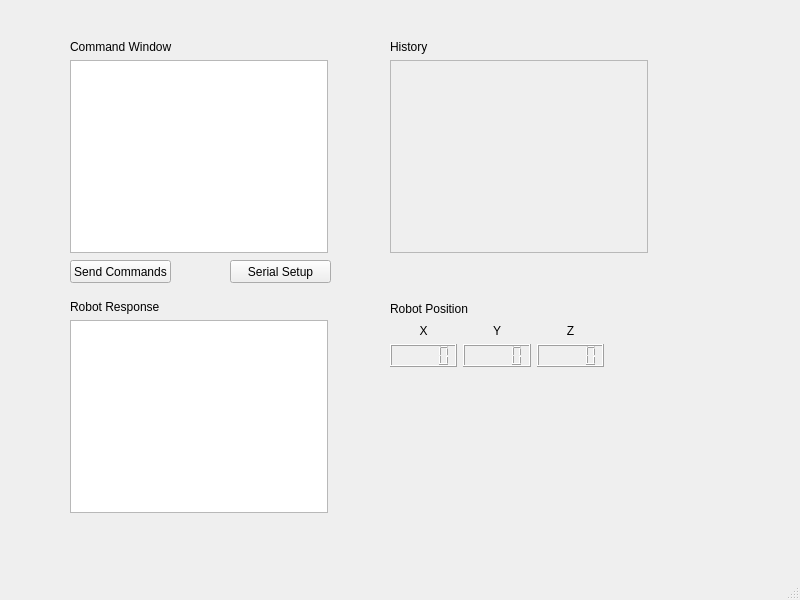
Qt form RobotCmdGui.ui (Athanasios12/robotApp) before a commit.
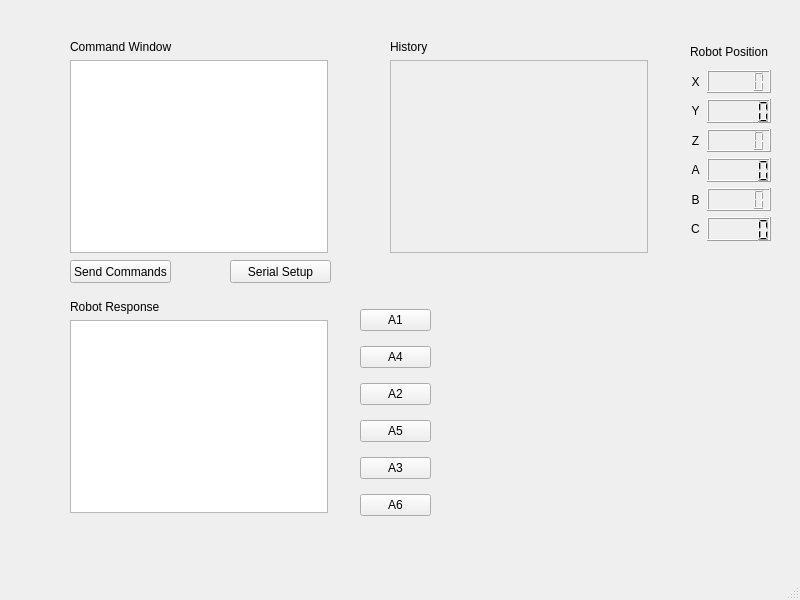
The same form after that commit.

What changed in the file:
```diff
--- a/RobotCmdGui.ui
+++ b/RobotCmdGui.ui
@@ -62,80 +62,6 @@
      </item>
     </layout>
    </widget>
-   <widget class="QWidget" name="layoutWidget_4">
-    <property name="geometry">
-     <rect>
-      <x>390</x>
-      <y>300</y>
-      <width>214</width>
-      <height>67</height>
-     </rect>
-    </property>
-    <layout class="QVBoxLayout" name="verticalLayout_7">
-     <item>
-      <widget class="QLabel" name="label_4">
-       <property name="text">
-        <string>Robot Position</string>
-       </property>
-      </widget>
-     </item>
-     <item>
-      <layout class="QHBoxLayout" name="horizontalLayout">
-       <item>
-        <layout class="QVBoxLayout" name="verticalLayout_4">
-         <item>
-          <widget class="QLabel" name="label_5">
-           <property name="text">
-            <string>X</string>
-           </property>
-           <property name="alignment">
-            <set>Qt::AlignCenter</set>
-           </property>
-          </widget>
-         </item>
-         <item>
-          <widget class="QLCDNumber" name="lcdNumber"/>
-         </item>
-        </layout>
-       </item>
-       <item>
-        <layout class="QVBoxLayout" name="verticalLayout_5">
-         <item>
-          <widget class="QLabel" name="label_7">
-           <property name="text">
-            <string>Y</string>
-           </property>
-           <property name="alignment">
-            <set>Qt::AlignCenter</set>
-           </property>
-          </widget>
-         </item>
-         <item>
-          <widget class="QLCDNumber" name="lcdNumber_3"/>
-         </item>
-        </layout>
-       </item>
-       <item>
-        <layout class="QVBoxLayout" name="verticalLayout_6">
-         <item>
-          <widget class="QLabel" name="label_6">
-           <property name="text">
-            <string>Z</string>
-           </property>
-           <property name="alignment">
-            <set>Qt::AlignCenter</set>
-           </property>
-          </widget>
-         </item>
-         <item>
-          <widget class="QLCDNumber" name="lcdNumber_2"/>
-         </item>
-        </layout>
-       </item>
-      </layout>
-     </item>
-    </layout>
-   </widget>
    <widget class="QWidget" name="layoutWidget_3">
     <property name="geometry">
      <rect>
@@ -184,6 +110,201 @@
      <string>Serial Setup</string>
     </property>
    </widget>
+   <widget class="QWidget" name="">
+    <property name="geometry">
+     <rect>
+      <x>690</x>
+      <y>40</y>
+      <width>81</width>
+      <height>201</height>
+     </rect>
+    </property>
+    <layout class="QVBoxLayout" name="verticalLayout_4">
+     <item>
+      <widget class="QLabel" name="label_4">
+       <property name="text">
+        <string>Robot Position</string>
+       </property>
+      </widget>
+     </item>
+     <item>
+      <layout class="QHBoxLayout" name="horizontalLayout_6">
+       <item>
+        <widget class="QLabel" name="label_5">
+         <property name="text">
+          <string>X</string>
+         </property>
+         <property name="alignment">
+          <set>Qt::AlignCenter</set>
+         </property>
+        </widget>
+       </item>
+       <item>
+        <widget class="QLCDNumber" name="lcdXPosition"/>
+       </item>
+      </layout>
+     </item>
+     <item>
+      <layout class="QHBoxLayout" name="horizontalLayout_5">
+       <item>
+        <widget class="QLabel" name="label_7">
+         <property name="text">
+          <string>Y</string>
+         </property>
+         <property name="alignment">
+          <set>Qt::AlignCenter</set>
+         </property>
+        </widget>
+       </item>
+       <item>
+        <widget class="QLCDNumber" name="lcdYPosition"/>
+       </item>
+      </layout>
+     </item>
+     <item>
+      <layout class="QHBoxLayout" name="horizontalLayout_4">
+       <item>
+        <widget class="QLabel" name="label_6">
+         <property name="text">
+          <string>Z</string>
+         </property>
+         <property name="alignment">
+          <set>Qt::AlignCenter</set>
+         </property>
+        </widget>
+       </item>
+       <item>
+        <widget class="QLCDNumber" name="lcdZPosition"/>
+       </item>
+      </layout>
+     </item>
+     <item>
+      <layout class="QHBoxLayout" name="horizontalLayout">
+       <item>
+        <widget class="QLabel" name="label_8">
+         <property name="text">
+          <string>A</string>
+         </property>
+         <property name="alignment">
+          <set>Qt::AlignCenter</set>
+         </property>
+        </widget>
+       </item>
+       <item>
+        <widget class="QLCDNumber" name="lcdAAngle"/>
+       </item>
+      </layout>
+     </item>
+     <item>
+      <layout class="QHBoxLayout" name="horizontalLayout_2">
+       <item>
+        <widget class="QLabel" name="label_9">
+         <property name="text">
+          <string>B</string>
+         </property>
+         <property name="alignment">
+          <set>Qt::AlignCenter</set>
+         </property>
+        </widget>
+       </item>
+       <item>
+        <widget class="QLCDNumber" name="lcdBAngle"/>
+       </item>
+      </layout>
+     </item>
+     <item>
+      <layout class="QHBoxLayout" name="horizontalLayout_3">
+       <item>
+        <widget class="QLabel" name="label_10">
+         <property name="text">
+          <string>C</string>
+         </property>
+         <property name="alignment">
+          <set>Qt::AlignCenter</set>
+         </property>
+        </widget>
+       </item>
+       <item>
+        <widget class="QLCDNumber" name="lcdCAngle"/>
+       </item>
+      </layout>
+     </item>
+    </layout>
+   </widget>
+   <widget class="QWidget" name="">
+    <property name="geometry">
+     <rect>
+      <x>360</x>
+      <y>300</y>
+      <width>71</width>
+      <height>231</height>
+     </rect>
+    </property>
+    <layout class="QVBoxLayout" name="verticalLayout_5">
+     <item>
+      <widget class="QPushButton" name="btnAxis1">
+       <property name="text">
+        <string>A1</string>
+       </property>
+      </widget>
+     </item>
+     <item>
+      <widget class="QPushButton" name="btnAxis4">
+       <property name="text">
+        <string>A4</string>
+       </property>
+      </widget>
+     </item>
+     <item>
+      <widget class="QPushButton" name="btnAxis2">
+       <property name="text">
+        <string>A2</string>
+       </property>
+      </widget>
+     </item>
+     <item>
+      <widget class="QPushButton" name="btnAxis5">
+       <property name="text">
+        <string>A5</string>
+       </property>
+      </widget>
+     </item>
+     <item>
+      <widget class="QPushButton" name="btnAxis3">
+       <property name="text">
+        <string>A3</string>
+       </property>
+      </widget>
+     </item>
+     <item>
+      <widget class="QPushButton" name="btnAxis6">
+       <property name="text">
+        <string>A6</string>
+       </property>
+      </widget>
+     </item>
+    </layout>
+   </widget>
+   <zorder>layoutWidget</zorder>
+   <zorder>layoutWidget_2</zorder>
+   <zorder>layoutWidget_4</zorder>
+   <zorder>layoutWidget_3</zorder>
+   <zorder>btnSendCmd</zorder>
+   <zorder>btnSerialSetup</zorder>
+   <zorder>btnAxis1</zorder>
+   <zorder>btnAxis2</zorder>
+   <zorder>btnAxis4</zorder>
+   <zorder>btnAxis3</zorder>
+   <zorder>btnAxis6</zorder>
+   <zorder>btnAxis5</zorder>
+   <zorder>lcdCAngle</zorder>
+   <zorder>lcdAAngle</zorder>
+   <zorder>lcdBAngle</zorder>
+   <zorder>label_8</zorder>
+   <zorder>label_9</zorder>
+   <zorder>label_10</zorder>
+   <zorder>label_4</zorder>
+   <zorder>lcdZPosition</zorder>
   </widget>
   <widget class="QMenuBar" name="menubar">
    <property name="geometry">
```
